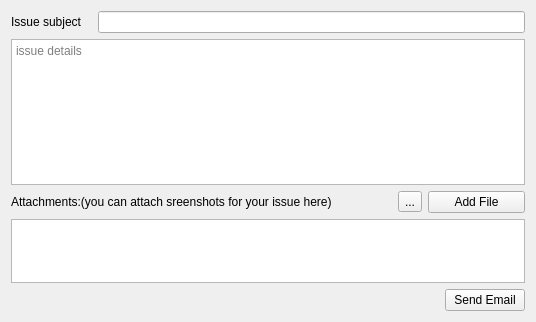
dr3mro/SmartClinic, file qtemr/src/3rdparty/feedback/feedback.ui: the form before one commit.
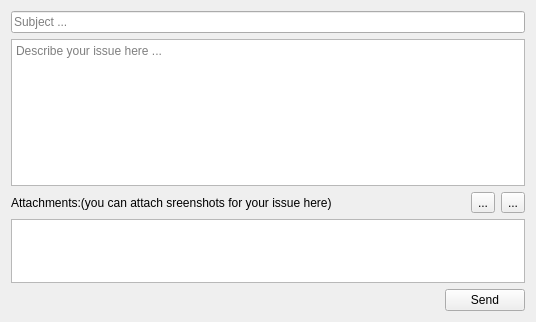
The form after the commit. Icons and pictures are not drawn.

```diff
--- a/qtemr/src/3rdparty/feedback/feedback.ui
+++ b/qtemr/src/3rdparty/feedback/feedback.ui
@@ -14,14 +14,7 @@
    <string>Feedback</string>
   </property>
   <layout class="QGridLayout" name="gridLayout">
-   <item row="4" column="2">
-    <widget class="QPushButton" name="sendEmail">
-     <property name="text">
-      <string>Send Email</string>
-     </property>
-    </widget>
-   </item>
-   <item row="3" column="0" colspan="3">
+   <item row="4" column="0" colspan="3">
     <widget class="QListWidget" name="attachments">
      <property name="maximumSize">
       <size>
@@ -31,17 +24,37 @@
      </property>
     </widget>
    </item>
-   <item row="1" column="0" colspan="3">
+   <item row="5" column="1">
+    <spacer name="horizontalSpacer">
+     <property name="orientation">
+      <enum>Qt::Horizontal</enum>
+     </property>
+     <property name="sizeHint" stdset="0">
+      <size>
+       <width>40</width>
+       <height>20</height>
+      </size>
+     </property>
+    </spacer>
+   </item>
+   <item row="2" column="0" colspan="3">
     <widget class="QTextEdit" name="texteditor">
      <property name="textInteractionFlags">
       <set>Qt::LinksAccessibleByKeyboard|Qt::LinksAccessibleByMouse|Qt::TextBrowserInteraction|Qt::TextEditable|Qt::TextEditorInteraction|Qt::TextSelectableByKeyboard|Qt::TextSelectableByMouse</set>
      </property>
      <property name="placeholderText">
-      <string>issue details</string>
+      <string>Describe your issue here ... </string>
      </property>
     </widget>
    </item>
-   <item row="2" column="0" colspan="3">
+   <item row="5" column="2">
+    <widget class="QPushButton" name="sendEmail">
+     <property name="text">
+      <string>Send</string>
+     </property>
+    </widget>
+   </item>
+   <item row="3" column="0" colspan="3">
     <layout class="QHBoxLayout" name="horizontalLayout">
      <item>
       <widget class="QLabel" name="label_3">
@@ -75,64 +88,20 @@
       </widget>
      </item>
      <item>
-      <widget class="QPushButton" name="addAttachment">
-       <property name="minimumSize">
-        <size>
-         <width>97</width>
-         <height>0</height>
-        </size>
-       </property>
-       <property name="maximumSize">
-        <size>
-         <width>97</width>
-         <height>16777215</height>
-        </size>
-       </property>
+      <widget class="QToolButton" name="addAttachment">
        <property name="text">
-        <string>Add File</string>
+        <string>...</string>
        </property>
       </widget>
      </item>
     </layout>
    </item>
-   <item row="4" column="1">
-    <spacer name="horizontalSpacer">
-     <property name="orientation">
-      <enum>Qt::Horizontal</enum>
+   <item row="1" column="0" colspan="3">
+    <widget class="QLineEdit" name="subject">
+     <property name="placeholderText">
+      <string>Subject ...</string>
      </property>
-     <property name="sizeHint" stdset="0">
-      <size>
-       <width>40</width>
-       <height>20</height>
-      </size>
-     </property>
-    </spacer>
-   </item>
-   <item row="0" column="0" colspan="3">
-    <layout class="QFormLayout" name="formLayout">
-     <item row="0" column="0">
-      <widget class="QLabel" name="label_10">
-       <property name="minimumSize">
-        <size>
-         <width>81</width>
-         <height>0</height>
-        </size>
-       </property>
-       <property name="maximumSize">
-        <size>
-         <width>81</width>
-         <height>16777215</height>
-        </size>
-       </property>
-       <property name="text">
-        <string>Issue subject</string>
-       </property>
-      </widget>
-     </item>
-     <item row="0" column="1">
-      <widget class="QLineEdit" name="subject"/>
-     </item>
-    </layout>
+    </widget>
    </item>
   </layout>
  </widget>
```
Left out of the diff: 4 changed lines with no effect on the pictures.
